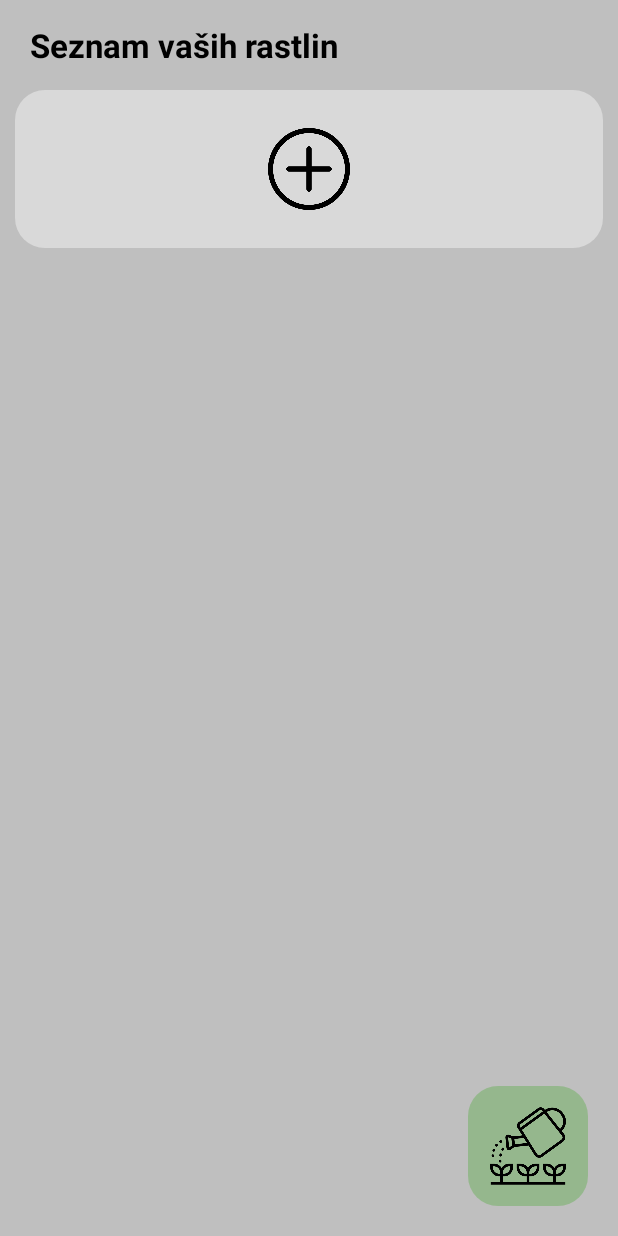
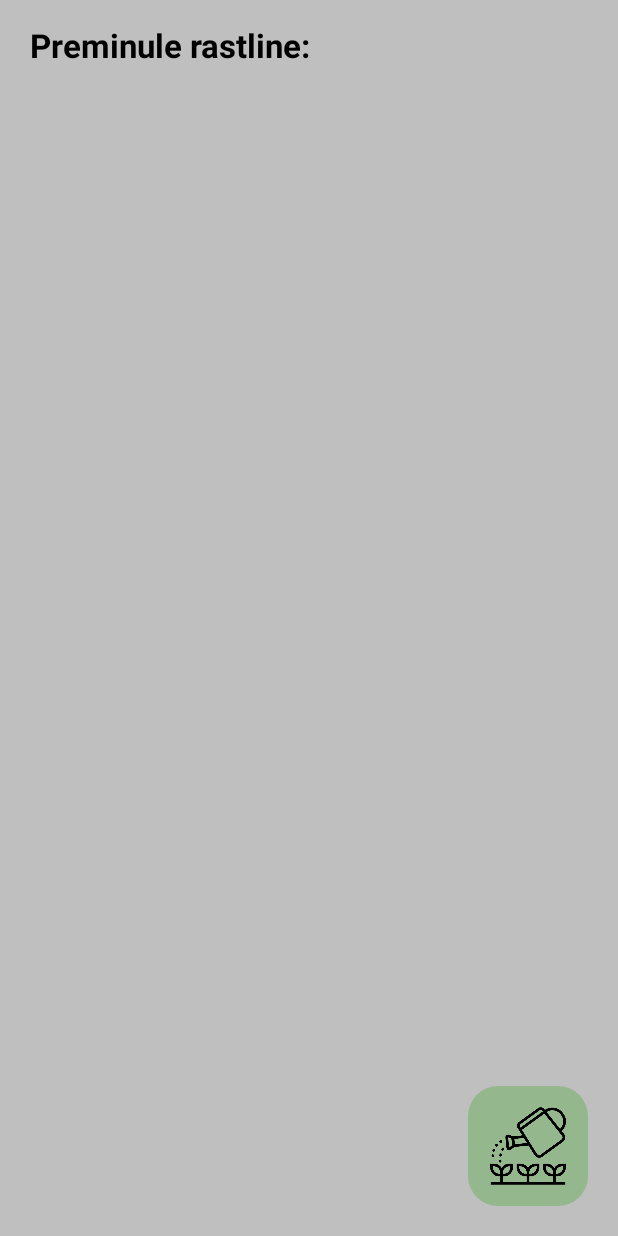
Before and after one commit to kristofzupan/Rastlince, an Android app: the Preminule screen opened directly, with no data from a screen before it, on a phone screen of 412 x 824 dp. Run offline under Robolectric (Android 15) with nearby library versions, the phone set to English and light mode, and no system bars; 2 statements that could not run were skipped.

Commit message:
preminule

```diff
--- a/app/src/main/java/si/uni_lj/fe/tnuv/rastlince/JSONParser.java
+++ b/app/src/main/java/si/uni_lj/fe/tnuv/rastlince/JSONParser.java
@@ -31,7 +31,7 @@ public class JSONParser {
 
                 JSONObject r = seznam.getJSONObject(i);
                 //JSONObject r = jsonObj;
-                System.out.println("32: " + r);
+                //System.out.println("32: " + r);
 
                 String ime = r.getString("Ime");
                 String sorta = r.getString("Sorta");
--- a/app/src/main/java/si/uni_lj/fe/tnuv/rastlince/Preminule.java
+++ b/app/src/main/java/si/uni_lj/fe/tnuv/rastlince/Preminule.java
@@ -2,45 +2,52 @@ package si.uni_lj.fe.tnuv.rastlince;
 
 import android.content.Intent;
 import android.content.res.ColorStateList;
+import android.graphics.Bitmap;
+import android.graphics.BitmapFactory;
 import android.graphics.Color;
 import android.os.Bundle;
+import android.os.Handler;
+import android.os.Looper;
 import android.view.View;
+import android.widget.AdapterView;
 import android.widget.ImageButton;
+import android.widget.ImageView;
+import android.widget.ListView;
+import android.widget.SimpleAdapter;
 import android.widget.TextView;
 
 import androidx.appcompat.app.AppCompatActivity;
 import androidx.recyclerview.widget.LinearLayoutManager;
 import androidx.recyclerview.widget.RecyclerView;
 
+import java.io.File;
+import java.io.FileFilter;
+import java.nio.charset.Charset;
 import java.util.ArrayList;
+import java.util.HashMap;
+import java.util.Map;
 
 public class Preminule extends AppCompatActivity {
-    ArrayList<RastlinaModel> rastlineModeli = new ArrayList<>();
-    //private RecyclerViewAdapter.ClickListener listener;
-    int[] rastlineSlike = {R.drawable.i1, R.drawable.i2, R.drawable.i3, R.drawable.i4};
+
+    protected ListView lv;
+    private ArrayList<HashMap<String, String>> rastlineModeliP;
 
     protected void onCreate(Bundle savedInstanceState) {
         super.onCreate(savedInstanceState);
         setContentView(R.layout.activity_main);
 
-        /*RecyclerView recyclerView = findViewById(R.id.seznamRastlin);
-        pripraviModeleRastlin();
-
-        RVsetOnClickListener();
-        RecyclerViewAdapter adapter = new RecyclerViewAdapter(this, rastlineModeli, listener);
-        recyclerView.setAdapter(adapter);
-        recyclerView.setLayoutManager(new LinearLayoutManager(this));*/
+        lv = findViewById(R.id.seznamRastlin);
 
         View ozadje = findViewById(R.id.ozadje);
         ozadje.setBackgroundResource(R.color.ozadje_preminule);
 
-        //TextView text = findViewById(R.id.seznamText);
-        //text.setText("Preminule rastline:");
+        TextView text = findViewById(R.id.seznamText);
+        text.setText("Preminule rastline:");
 
-        //ImageButton plus = findViewById(R.id.dodajRastlino);
-        //plus.setVisibility(View.GONE);
+        ImageButton plus = findViewById(R.id.dodajRastlino);
+        plus.setVisibility(View.GONE);
 
-        ImageButton main = (ImageButton)findViewById(R.id.PreminuleIkona);
+        ImageButton main = findViewById(R.id.PreminuleIkona);
         main.setImageResource(R.drawable.kangla);
         main.setBackgroundResource(R.drawable.background);
 
@@ -53,28 +60,89 @@ public class Preminule extends AppCompatActivity {
         });
     }
 
-    private void pripraviModeleRastlin() {
-        String[] rastlineImena = getResources().getStringArray(R.array.imena_rastlin);
-        String[] rastlineVrste = getResources().getStringArray(R.array.vrste_rastlin);
-        String[] rastlineVrsteLat = getResources().getStringArray(R.array.vrste_rastlin_lat);
+    protected void onStart() {
+        super.onStart();
 
-        for (int i = 0; i < rastlineImena.length; i++) {
-            rastlineModeli.add(new RastlinaModel(rastlineImena[i], rastlineVrste[i], rastlineVrsteLat[i], rastlineSlike[i]));
+        String path = "/storage/emulated/0/Android/data/si.uni_lj.fe.tnuv.rastlince/files/Pictures/";
+
+        FileFilter filterJson = new FileFilter() {
+            public boolean accept(File f) {
+                System.out.println(f.getName());
+                return (f.getName().startsWith("P") && f.getName().endsWith("json"));
+            }
+        };
+
+        File directory = new File(path);
+        File[] files = directory.listFiles(filterJson);
+        System.out.print(files.length);
+        String JsonString = "{\"rastlina\": [";
+
+        for (int i = 0; i < files.length; i++) {
+            File finalF = files[i];
+            PrenosPodatkov pp = new PrenosPodatkov(finalF);
+            String rezultat = pp.loadJson(finalF);
+            System.out.println("main 99: " + rezultat);
+            if (i != 0) {
+                JsonString = JsonString + ",";
+            }
+            if (isUTF8(rezultat)) {
+                JsonString = JsonString + rezultat;
+            } else {
+                break;
+            }
         }
+        JsonString += "]}";
+        //System.out.println(JsonString);
+        rastlineModeliP = new JSONParser().parseToArrayList(JsonString);
+
+        SimpleAdapter adapter = new SimpleAdapter(
+                Preminule.this,
+                rastlineModeliP,
+                R.layout.list_view_row,
+                new String[]{"ime", "znanstveno ime", "sorta", "image"},
+                new int[]{R.id.rastlinaIme, R.id.rastlinaVrstaLat, R.id.rastlinaVrsta, R.id.rastlinaIkona}
+        );
+        lv.setAdapter(adapter);
+        lv.setOnItemClickListener(new AdapterView.OnItemClickListener() {
+            public void onItemClick(AdapterView<?> parent, View view, int position, long id) {
+                Map<String, String> clickedItem = (Map<String, String>) parent.getItemAtPosition(position);
+
+                Intent intent = new Intent(getApplicationContext(), Profil.class);
+
+                intent.putExtra("ime", clickedItem.get("ime"));
+                intent.putExtra("znanstveno ime", clickedItem.get("znanstveno ime"));
+                intent.putExtra("sorta", clickedItem.get("sorta"));
+                intent.putExtra("image", clickedItem.get("image"));
+                startActivity(intent);
+            }
+        });
+
+        Handler handler = new Handler(Looper.getMainLooper());
+        Thread thread = new Thread() {
+            public void run() {
+                for (int i = 0; i < rastlineModeliP.size(); i++) {
+                    HashMap<String, String> item = rastlineModeliP.get(i);
+                    String imagePath = files[i].getAbsolutePath();
+                    imagePath = imagePath.substring(0, imagePath.length() - 4) + "jpg";
+
+                    ImageView imageView = new ImageView(Preminule.this);
+                    Bitmap myBitmap = BitmapFactory.decodeFile(imagePath);
+                    imageView.setImageBitmap(myBitmap);
+
+                    item.put("image", imagePath); // Add the image path to the HashMap
+                }
+                System.out.println("149:" + rastlineModeliP);
+                runOnUiThread(() -> adapter.notifyDataSetChanged());
+            }
+        };
+        thread.start();
+
+
+    }
+
+    public boolean isUTF8 (String input) {
+        return Charset.forName("UTF-8").newEncoder().canEncode(input);
     };
 
-    /*private void RVsetOnClickListener() {
-        listener = new RecyclerViewAdapter.ClickListener() {
-            @Override
-            public void onClick(View v, int position) {
-                Intent intent = new Intent(getApplicationContext(), Profil.class);
-                intent.putExtra("ime", rastlineModeli.get(position).getRastlinaIme());
-                intent.putExtra("vrsta", rastlineModeli.get(position).getRastlinaVrsta());
-                intent.putExtra("vrstaLat", rastlineModeli.get(position).getRastlinaVrstaLat());
-                //intent.putExtra("img", rastlineModeli.get(position).);
-                startActivity(intent);
-            }
-        };
-    }*/
 
 }
--- a/app/src/main/res/layout/activity_main.xml
+++ b/app/src/main/res/layout/activity_main.xml
@@ -12,13 +12,12 @@
     <ImageButton
         android:id="@+id/dodajRastlino"
         android:layout_width="match_parent"
-        android:layout_height="105dp"
+        android:layout_height="110dp"
         android:layout_marginStart="10dp"
-        android:layout_marginTop="15dp"
+        android:layout_marginTop="10dp"
         android:layout_marginEnd="10dp"
         android:background="@drawable/background_grey"
         android:cropToPadding="false"
-        android:foregroundTint="@color/ozadje_zelena"
         android:gravity="center"
         android:padding="25dp"
         android:scaleType="centerInside"
@@ -45,7 +44,8 @@
         android:layout_width="match_parent"
         android:layout_height="wrap_content"
         android:layout_marginTop="0dp"
-        app:layout_constraintTop_toBottomOf="@+id/seznamText"/>
+        app:layout_constraintTop_toBottomOf="@+id/seznamText"
+        android:divider="@null"/>
 
 
 
```
Also changed, not shown: app/src/main/java/si/uni_lj/fe/tnuv/rastlince/MainActivity.java (+20 -4 lines), app/src/main/java/si/uni_lj/fe/tnuv/rastlince/Profil.java (+67 -47 lines), app/src/main/res/layout/activity_profil.xml (+5 -3 lines), app/src/main/res/layout/list_view_row.xml (+7 -10 lines).
